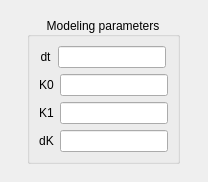
This is mainwindow/modelingframeparameters.ui in Yegres5/diploma as Qt 5 draws it before an edit. The edited form follows.
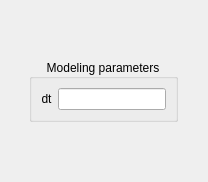
This is the edited form.

```diff
--- a/mainwindow/modelingframeparameters.ui
+++ b/mainwindow/modelingframeparameters.ui
@@ -32,66 +32,6 @@
       <bool>true</bool>
      </property>
      <layout class="QGridLayout" name="gridLayout">
-      <item row="2" column="0">
-       <layout class="QHBoxLayout" name="horizontalLayout_K1">
-        <item>
-         <widget class="QLabel" name="Label_K1">
-          <property name="sizePolicy">
-           <sizepolicy hsizetype="Fixed" vsizetype="Fixed">
-            <horstretch>0</horstretch>
-            <verstretch>0</verstretch>
-           </sizepolicy>
-          </property>
-          <property name="text">
-           <string>K1</string>
-          </property>
-          <property name="alignment">
-           <set>Qt::AlignCenter</set>
-          </property>
-         </widget>
-        </item>
-        <item>
-         <widget class="QLineEdit" name="lineEdit_K1">
-          <property name="sizePolicy">
-           <sizepolicy hsizetype="Fixed" vsizetype="Fixed">
-            <horstretch>0</horstretch>
-            <verstretch>0</verstretch>
-           </sizepolicy>
-          </property>
-         </widget>
-        </item>
-       </layout>
-      </item>
-      <item row="1" column="0">
-       <layout class="QHBoxLayout" name="horizontalLayout_K0">
-        <item>
-         <widget class="QLabel" name="Label_K0">
-          <property name="sizePolicy">
-           <sizepolicy hsizetype="Fixed" vsizetype="Fixed">
-            <horstretch>0</horstretch>
-            <verstretch>0</verstretch>
-           </sizepolicy>
-          </property>
-          <property name="text">
-           <string>K0</string>
-          </property>
-          <property name="alignment">
-           <set>Qt::AlignCenter</set>
-          </property>
-         </widget>
-        </item>
-        <item>
-         <widget class="QLineEdit" name="lineEdit_K0">
-          <property name="sizePolicy">
-           <sizepolicy hsizetype="Fixed" vsizetype="Fixed">
-            <horstretch>0</horstretch>
-            <verstretch>0</verstretch>
-           </sizepolicy>
-          </property>
-         </widget>
-        </item>
-       </layout>
-      </item>
       <item row="0" column="0">
        <layout class="QHBoxLayout" name="horizontalLayout">
         <item>
@@ -122,36 +62,6 @@
         </item>
        </layout>
       </item>
-      <item row="3" column="0">
-       <layout class="QHBoxLayout" name="horizontalLayout_dK">
-        <item>
-         <widget class="QLabel" name="Label_dK">
-          <property name="sizePolicy">
-           <sizepolicy hsizetype="Fixed" vsizetype="Fixed">
-            <horstretch>0</horstretch>
-            <verstretch>0</verstretch>
-           </sizepolicy>
-          </property>
-          <property name="text">
-           <string>dK</string>
-          </property>
-          <property name="alignment">
-           <set>Qt::AlignCenter</set>
-          </property>
-         </widget>
-        </item>
-        <item>
-         <widget class="QLineEdit" name="lineEdit_dK">
-          <property name="sizePolicy">
-           <sizepolicy hsizetype="Fixed" vsizetype="Fixed">
-            <horstretch>0</horstretch>
-            <verstretch>0</verstretch>
-           </sizepolicy>
-          </property>
-         </widget>
-        </item>
-       </layout>
-      </item>
      </layout>
     </widget>
    </item>
```
